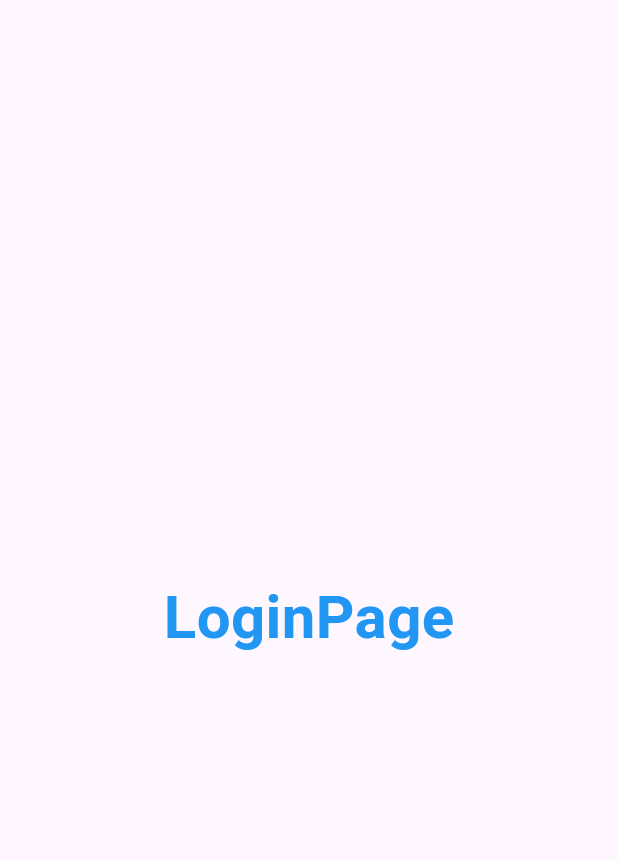
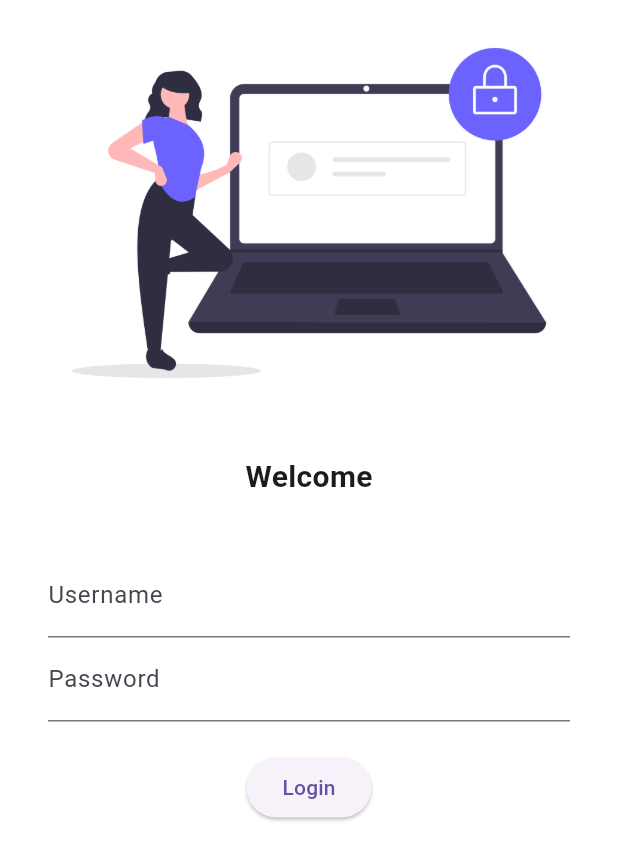
Before and after one commit to Sshiv777/Flutter_Project, a Flutter app: the screen it shows after launch, on a phone screen of 412 x 824 dp. Shown: the top 860 px of the screen. Run offline on Flutter 3.47's test engine with Material 3 defaults, Android fonts, the phone set to English and light mode, and no system bars; our stand-ins replace google_fonts.

Commit message:
day-4 completed

```diff
--- a/lib/main.dart
+++ b/lib/main.dart
@@ -1,6 +1,7 @@
 import 'package:flutter/material.dart';
 //import 'package:my_app/pages/home_page.dart';
 import 'package:my_app/pages/login_page.dart';
+import 'package:google_fonts/google_fonts.dart';
 
 void main() {
   runApp(const MyApp());
@@ -13,7 +14,10 @@ class MyApp extends StatelessWidget {
   Widget build(BuildContext context) {
     return MaterialApp(
       themeMode: ThemeMode.light,
-      theme: ThemeData(primarySwatch: Colors.deepPurple),
+      theme: ThemeData(
+        primarySwatch: Colors.deepPurple,
+        primaryTextTheme: GoogleFonts.latoTextTheme(),
+      ),
       darkTheme: ThemeData(brightness: Brightness.dark),
       routes: {
         "/": (context) => const LoginPage(),
--- a/lib/pages/login_page.dart
+++ b/lib/pages/login_page.dart
@@ -5,16 +5,59 @@ class LoginPage extends StatelessWidget {
 
   @override
   Widget build(BuildContext context) {
-    return const Material(
-      child: Center(
-        child: Text(
-          "LoginPage",
-          style: TextStyle(
-            fontSize: 40,
-            color: Colors.blue,
-            fontWeight: FontWeight.bold,
+    return Material(
+      color: Colors.white,
+      child: Column(
+        children: [
+          Image.asset(
+            "assets/images/login_image.png",
+            fit: BoxFit.cover,
           ),
-        ),
+          const SizedBox(
+            height: 20.0,
+          ),
+          const Text(
+            "Welcome",
+            style: TextStyle(
+              fontSize: 20,
+              fontWeight: FontWeight.bold,
+            ),
+          ),
+          const SizedBox(
+            height: 20.0,
+          ),
+          Padding(
+            padding:
+                const EdgeInsets.symmetric(vertical: 16.0, horizontal: 32.0),
+            child: Column(
+              children: [
+                TextFormField(
+                  decoration: const InputDecoration(
+                    hintText: "Enter UserName",
+                    labelText: "Username",
+                  ),
+                ),
+                TextFormField(
+                  obscureText: true,
+                  decoration: const InputDecoration(
+                    hintText: "Enter Password",
+                    labelText: "Password",
+                  ),
+                ),
+                const SizedBox(
+                  height: 20.0,
+                ),
+                ElevatedButton(
+                  style: TextButton.styleFrom(),
+                  onPressed: () {
+                    debugPrint("Hi Buddy");
+                  },
+                  child: const Text("Login"),
+                )
+              ],
+            ),
+          )
+        ],
       ),
     );
   }
--- a/pubspec.yaml
+++ b/pubspec.yaml
@@ -35,6 +35,7 @@ dependencies:
   # The following adds the Cupertino Icons font to your application.
   # Use with the CupertinoIcons class for iOS style icons.
   cupertino_icons: ^1.0.6
+  google_fonts: ^6.2.1
 
 dev_dependencies:
   flutter_test:
@@ -59,8 +60,8 @@ flutter:
   uses-material-design: true
 
   # To add assets to your application, add an assets section, like this:
-  # assets:
-  #   - images/a_dot_burr.jpeg
+  assets:
+      - assets/images/
   #   - images/a_dot_ham.jpeg
 
   # An image asset can refer to one or more resolution-specific "variants", see
```
Also changed, not shown: assets/images/login_image.png (added), pubspec.lock, 1 other file.
